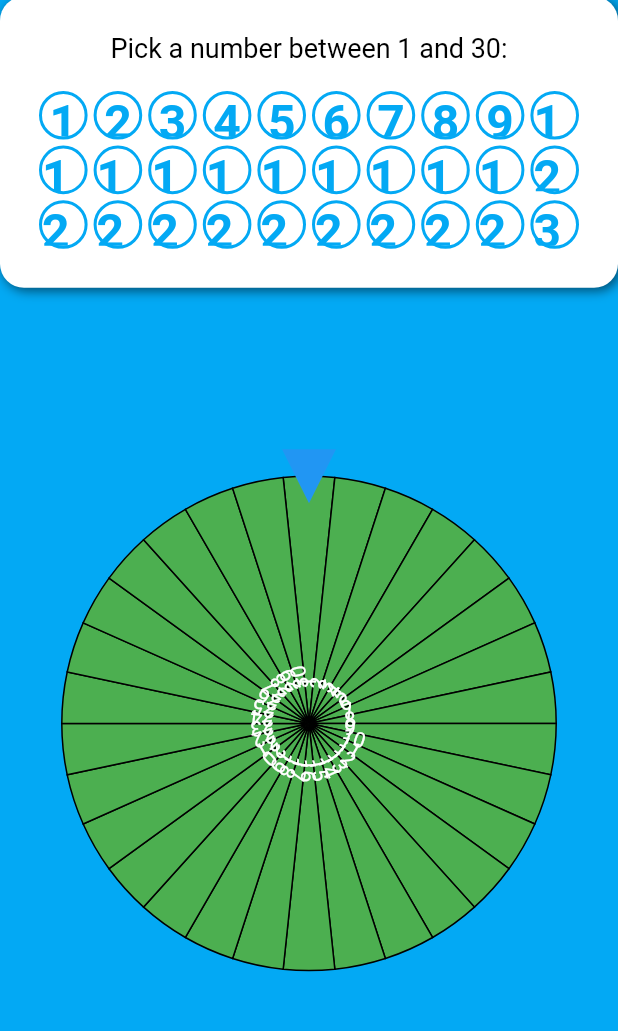
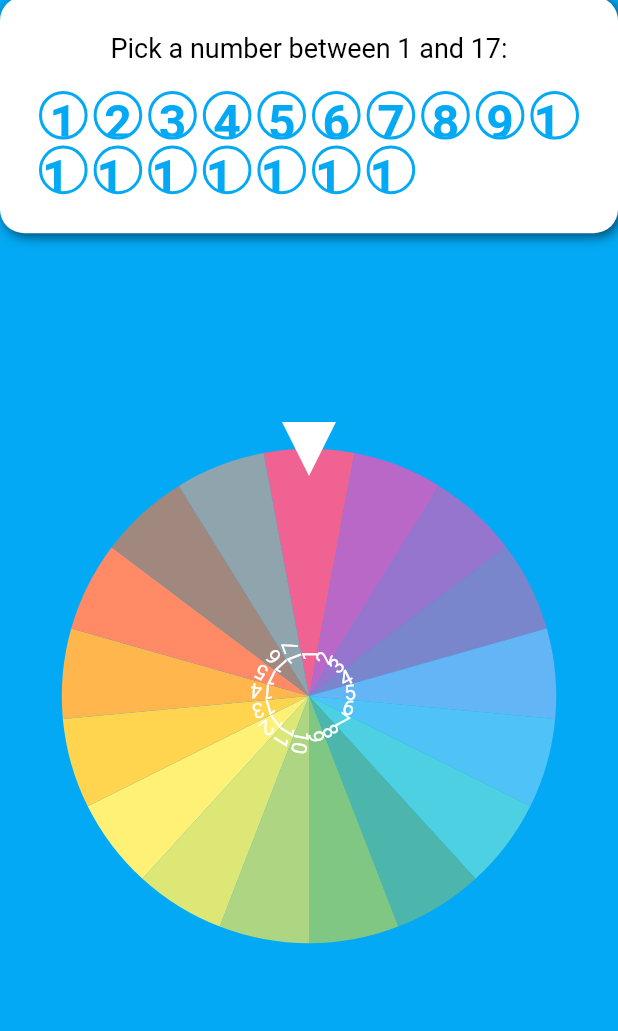
Before and after one commit to WWE988/blockchain, a Flutter app: the screen it shows after launch, on a phone screen of 412 x 824 dp, the part 113-1144 px from its top. Run offline on Flutter 3.47's test engine with Material 2 defaults, Android fonts, the phone set to English and light mode, and no system bars; drawn by our look-alikes of flutter_fortune_wheel.

Commit message:
modified colors of wheel & selected number

```diff
--- a/lib/main.dart
+++ b/lib/main.dart
@@ -27,7 +27,7 @@ class Home extends StatefulWidget {
 }
 
 class _HomeState extends State<Home> {
- int totalNumber = 30;
+  int totalNumber = Colors.primaries.length - 1;
   int pickedNumber = 0;
   int prizeNumber = -1;
 
@@ -57,7 +57,7 @@ class _HomeState extends State<Home> {
             textAlign: TextAlign.center,
           ),
           SizedBox(height: 24),
-         lottery_number_input(),
+          numberPicker(),
           SizedBox(height: 24),
 
           /// Expanded widget will occupy all the available space in Column/Row
@@ -68,6 +68,12 @@ class _HomeState extends State<Home> {
                 prizeNumber = Random().nextInt(totalNumber);
                 prizeController.add(prizeNumber);
               },
+              indicators: [
+                FortuneIndicator(
+                  alignment: Alignment.topCenter,
+                  child: TriangleIndicator(color: Colors.white),
+                ),
+              ],
               selected: prizeController.stream,
               onAnimationEnd: () {
                 /// Make sure the wheel is spinned by user interaction before comparing the prize number
@@ -84,7 +90,7 @@ class _HomeState extends State<Home> {
                         children: [
                           Text("Congratulations, you win!"),
                         ],
-                    )
+                      ),
                     ),
                   );
                 } else {
@@ -96,7 +102,7 @@ class _HomeState extends State<Home> {
                         children: [
                           Text("You lose. Better luck next time!"),
                         ],
-                    )
+                      ),
                     ),
                   );
                 }
@@ -108,7 +114,7 @@ class _HomeState extends State<Home> {
     ); // This trailing comma makes auto-formatting nicer for build methods.
   }
 
- Container lottery_number_input() {
+  Container numberPicker() {
     return Container(
       decoration: BoxDecoration(
           color: Colors.white,
@@ -148,7 +154,10 @@ class _HomeState extends State<Home> {
             shape: BoxShape.circle,
           ),
           child: Material(
-           color: Colors.transparent,
+            borderRadius: BorderRadius.circular(90),
+            color: pickedNumber - 1 == index
+                ? Colors.grey[300]
+                : Colors.transparent,
             child: InkWell(
               onTap: () => setState(() => pickedNumber = index + 1),
               borderRadius: BorderRadius.circular(90),
@@ -183,13 +192,13 @@ class _HomeState extends State<Home> {
           FortuneItem(
             child: Text('$userNumber'),
             style: FortuneItemStyle(
-             color: Colors.red,
-             borderColor: Colors.amberAccent,
+              color: Colors.primaries[i % Colors.primaries.length],
+              borderColor: Colors.white54,
               borderWidth: 2,
               textStyle: TextStyle(
                 color: Colors.white,
-              //  fontWeight: FontWeight.bold,
-               fontSize: 24,
+                fontWeight: FontWeight.bold,
+                fontSize: 32,
               ),
             ),
           ),
@@ -200,8 +209,9 @@ class _HomeState extends State<Home> {
           FortuneItem(
             child: Text('$i'),
             style: FortuneItemStyle(
-             color: Colors.green,
+              color: Colors.primaries[i % Colors.primaries.length].shade300,
               textStyle: TextStyle(color: Colors.white),
+              borderColor: Colors.transparent,
             ),
           ),
         );
```
Lines whose indentation alone changed are shown as unchanged.
